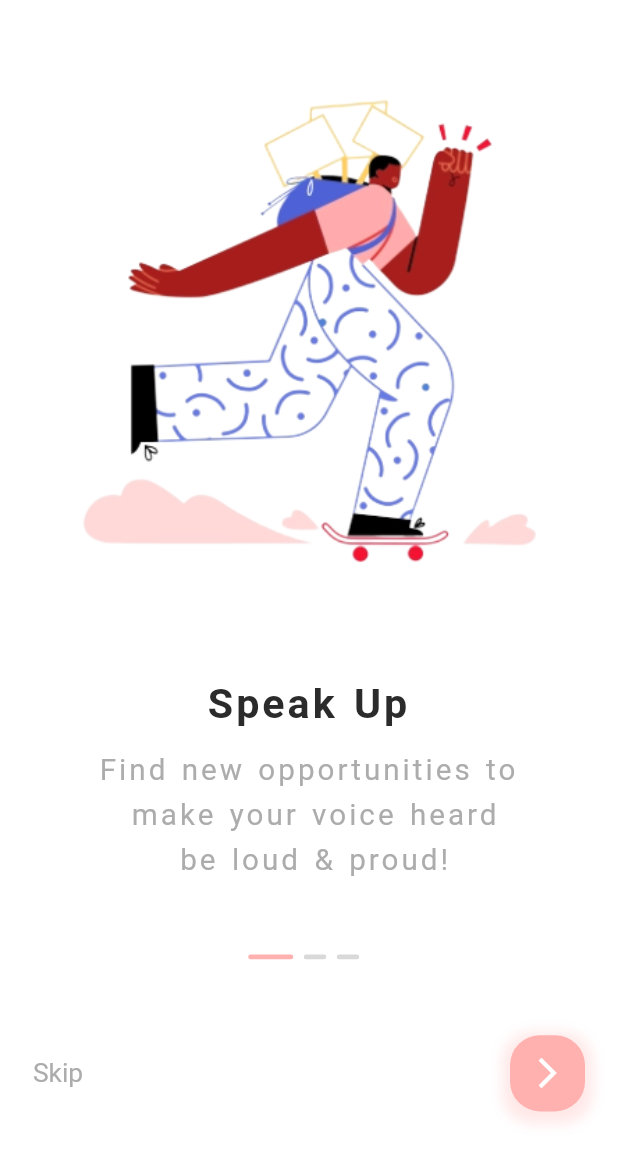
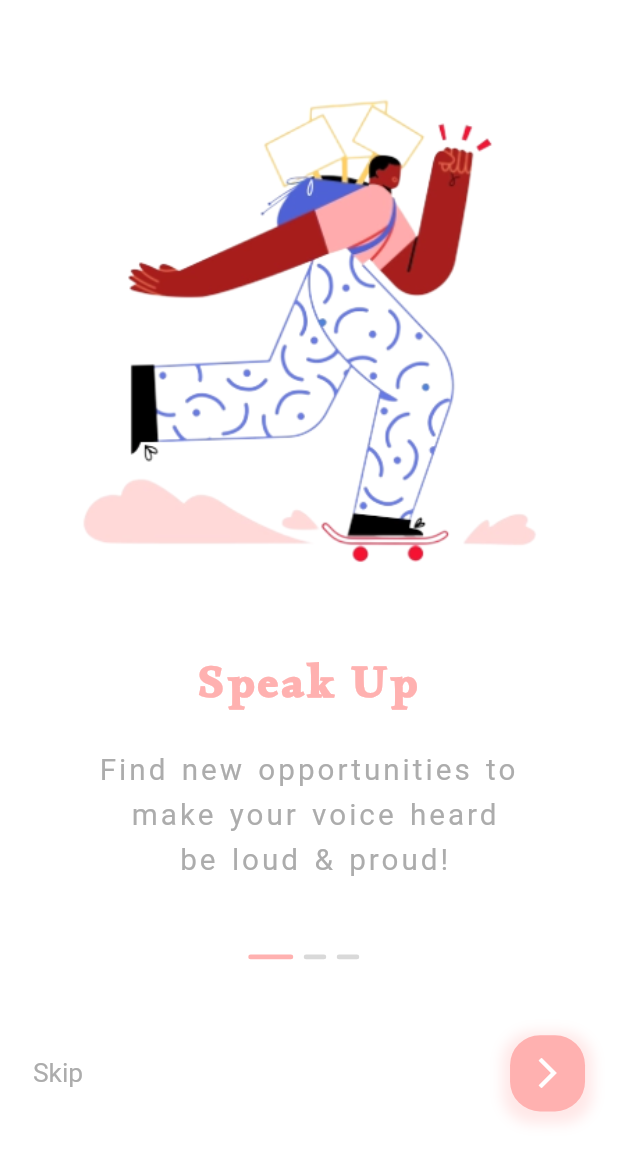
Before and after one commit to YendiOktavianto/FE_LatihAku, a Flutter app: the screen it shows after launch, on a phone screen of 412 x 824 dp. Shown: the top 1162 px of the screen. Run offline on Flutter 3.47's test engine with Material 2 defaults, Android fonts, the phone set to English and light mode, and no system bars; our stand-ins replace animate_do, curved_navigation_bar, flutter_svg, font_awesome_flutter, hexcolor, otp_text_field and 2 more.

Commit message:
Google Font

```diff
--- a/lib/features/onboarding/onboarding_content.dart
+++ b/lib/features/onboarding/onboarding_content.dart
@@ -1,6 +1,7 @@
 //@dart=2.9
 import 'package:fe_latihaku/configurations/size_config.dart';
 import 'package:fe_latihaku/constants/constant_colors.dart';
+import 'package:fe_latihaku/constants/constant_text_styles.dart';
 import 'package:flutter/material.dart';
 
 
@@ -27,12 +28,7 @@ class OnboardingContent extends StatelessWidget {
         Text(
           head,
           textAlign: TextAlign.center,
-          style: TextStyle(
-              color: headColor,
-              fontWeight: FontWeight.bold,
-              fontSize: getProportionateScreenWidth(25),
-              wordSpacing: 2.0,
-              letterSpacing: 2.0),
+          style: alkamiBlackBold,
         ),
         SizedBox(
           height: getProportionateScreenHeight(10),
```
Also changed, not shown: lib/constants/constant_text_styles.dart (+23 -2 lines), pubspec.yaml (+10 -11 lines), assets/fonts/Alkalami-Regular.ttf (added), assets/fonts/RobotoCondensed-Regular.ttf (added), assets/fonts/Ubuntu-Regular.ttf (added).
